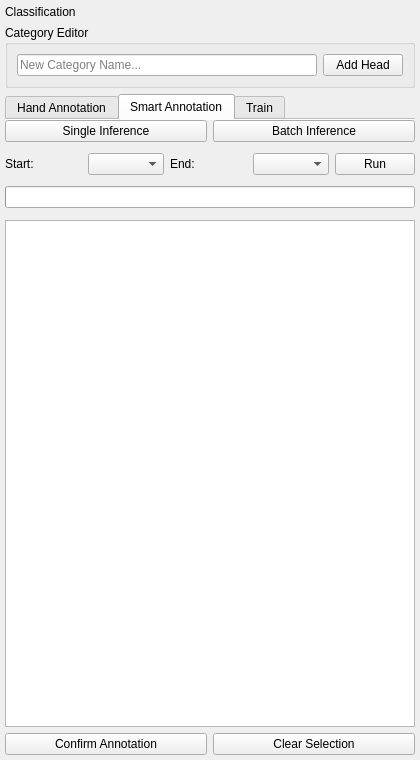
This is annotation_tool/ui/classification/classification_annotation_panel.ui in OpenSportsLab/VideoAnnotationTool as Qt 5 draws it before an edit. The edited form follows.
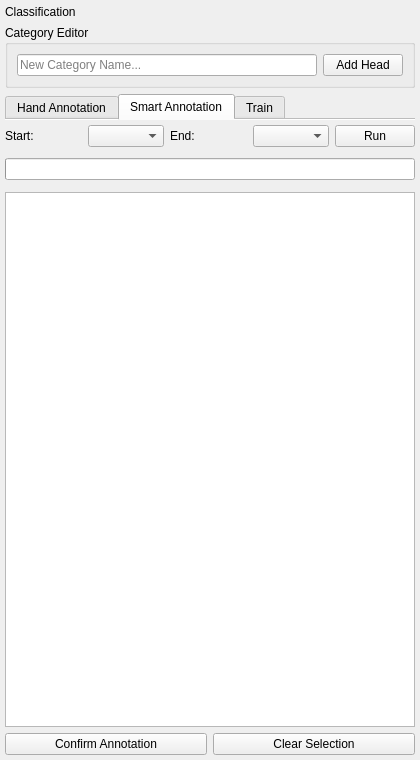
This is the edited form. The open tabs and pages were chosen to show the change.

Commit message: feat: Introduce InferenceReviewBar for unified inference controls across annotation panels

Patch:
```diff
--- a/annotation_tool/ui/classification/classification_annotation_panel.ui
+++ b/annotation_tool/ui/classification/classification_annotation_panel.ui
@@ -142,26 +142,6 @@
        </property>
        <item>
         <layout class="QHBoxLayout" name="smartButtonsLayout">
-         <item>
-          <widget class="QPushButton" name="btn_smart_infer">
-           <property name="text">
-            <string>Single Inference</string>
-           </property>
-           <property name="cursor">
-            <cursorShape>PointingHandCursor</cursorShape>
-           </property>
-          </widget>
-         </item>
-         <item>
-          <widget class="QPushButton" name="btn_batch_infer">
-           <property name="text">
-            <string>Batch Inference</string>
-           </property>
-           <property name="cursor">
-            <cursorShape>PointingHandCursor</cursorShape>
-           </property>
-          </widget>
-         </item>
         </layout>
        </item>
        <item>
```
The commit also changes 31 other files.
